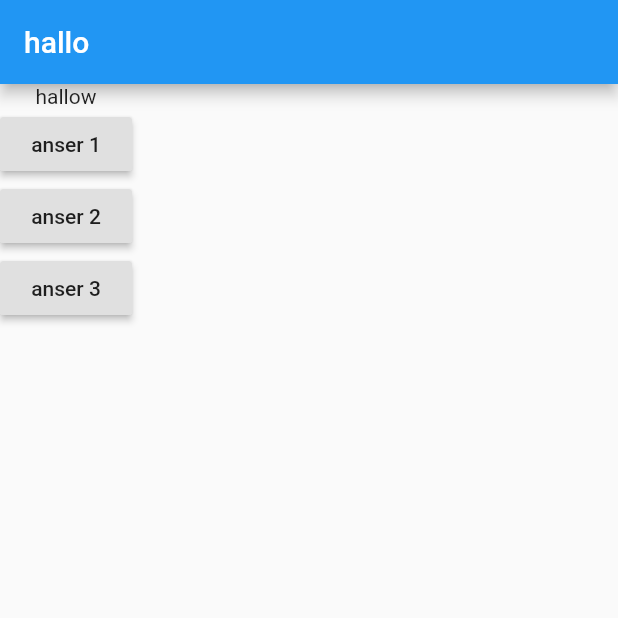
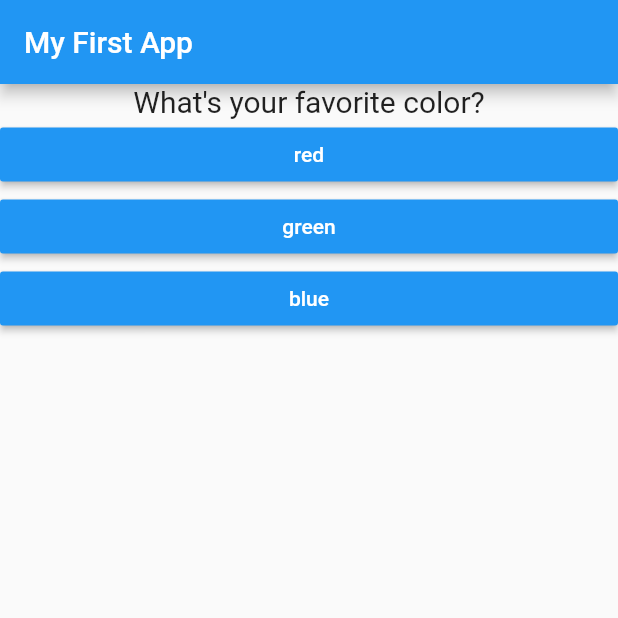
Before and after one commit to aridwi27/flutter_learn_1, a Flutter app: the screen it shows after launch, on a phone screen of 412 x 824 dp, the top half of it. Run offline on Flutter 3.47's test engine with Material 2 defaults, Android fonts, the phone set to English and light mode, and no system bars.

Commit message:
flutter basic

```diff
--- /dev/null
+++ b/lib/answer.dart
@@ -0,0 +1,38 @@
+import 'package:flutter/material.dart';
+
+class Answer extends StatelessWidget {
+  final Function selectHandler;
+  final String answerText;
+  Answer(this.selectHandler, this.answerText);
+  @override
+  Widget build(BuildContext context) {
+    return Container(
+      width: double.infinity,
+      child: RaisedButton(
+        child: Text(answerText),
+        color: Colors.blue,
+        textColor: Colors.white,
+        onPressed: selectHandler,
+      ),
+    );
+  }
+}
+
+// class Answer extends StatefulWidget {
+//   @override
+//   State<Answer> createState() => _AnswerState();
+// }
+
+// class _AnswerState extends State<Answer> {
+//   @override
+//   Widget build(BuildContext context) {
+//     return Container(
+//       width: double.infinity,
+//       color: Colors.blue,
+//       child: RaisedButton(
+//         child: Text('Answer 1'),
+//         onPressed: null,
+//       ),
+//     );
+//   }
+// }
--- a/lib/main.dart
+++ b/lib/main.dart
@@ -1,40 +1,64 @@
 import 'package:flutter/material.dart';
 
-void main() {
-  runApp(MyApp());
+import './question.dart';
+import './answer.dart';
+// void main() {
+//   runApp(MyApp());
+// }
+
+void main() => runApp(MyApp());
+
+class MyApp extends StatefulWidget {
+  @override
+  State<StatefulWidget> createState() {
+    // TODO: implement createState
+    return _MyAppState();
+  }
 }
 
-class MyApp extends StatelessWidget {
-  void answerQuestion() {
-    print('this is the answer');
+class _MyAppState extends State<MyApp> {
+  var _questionIndex = 0;
+
+  void _answerQuestion() {
+    setState(() {
+      _questionIndex = _questionIndex + 1;
+    });
   }
 
   @override
   Widget build(BuildContext context) {
+    List<Map<Object, Object>> questions = [
+      {
+        'questionText': 'What\'s your favorite color?',
+        'answer': ['red', 'green', 'blue']
+      },
+      {
+        'questionText': 'What\'s your favorite animal?',
+        'answer': ['cat', 'dog', 'cow']
+      },
+      {
+        'questionText': 'What\'s your favorite foods?',
+        'answer': ['rendang', 'mie', 'nasi']
+      },
+    ];
+
     return MaterialApp(
       home: Scaffold(
         appBar: AppBar(
-              title: Text('hallo'),
+          title: Text('My First App'),
         ),
         body: Column(
           children: [
-                Text('hallow'),
-                RaisedButton(
-                  child: Text('anser 1'),
-                  onPressed: answerQuestion,
+            Question(
+              questions[_questionIndex]['questionText'],
             ),
-                RaisedButton(
-                  child: Text('anser 2'),
-                  onPressed: () => print('button 2'),
+            ...(questions[_questionIndex]['answer'] as List<String>)
+                .map((data) {
+              return Answer(_answerQuestion, data);
+            }).toList()
+          ],
         ),
-                RaisedButton(
-                  child: Text('anser 3'),
-                  onPressed: () {
-                    print('button 3');
-                    print('answer 3');
-                  },
       ),
-              ],
-            )));
+    );
   }
 }
--- /dev/null
+++ b/lib/question.dart
@@ -0,0 +1,16 @@
+import 'package:flutter/material.dart';
+
+class Question extends StatelessWidget {
+  String questionText;
+
+  Question(this.questionText);
+
+  @override
+  Widget build(BuildContext context) {
+    return Container(
+      width: double.infinity,
+      child: Text(questionText,
+          style: TextStyle(fontSize: 20), textAlign: TextAlign.center),
+    );
+  }
+}
```
Also changed, not shown: pubspec.yaml (+6 -23 lines), pubspec.lock, 1 other file. Lines whose indentation alone changed are shown as unchanged.
